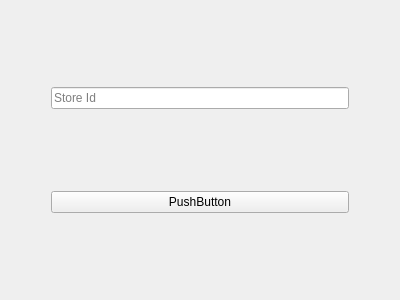
Qt form deletestore_window.ui (samokhvalovgleb/dsba-itop2022-hw) before a commit.
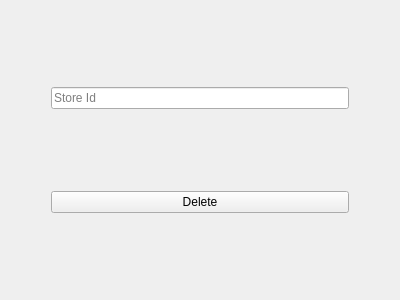
The same form after that commit.

The edit to the form file:
```diff
--- a/deletestore_window.ui
+++ b/deletestore_window.ui
@@ -17,7 +17,7 @@
    <item row="1" column="1">
     <widget class="QPushButton" name="pushButton">
      <property name="text">
-      <string>PushButton</string>
+      <string>Delete</string>
      </property>
     </widget>
    </item>
```
